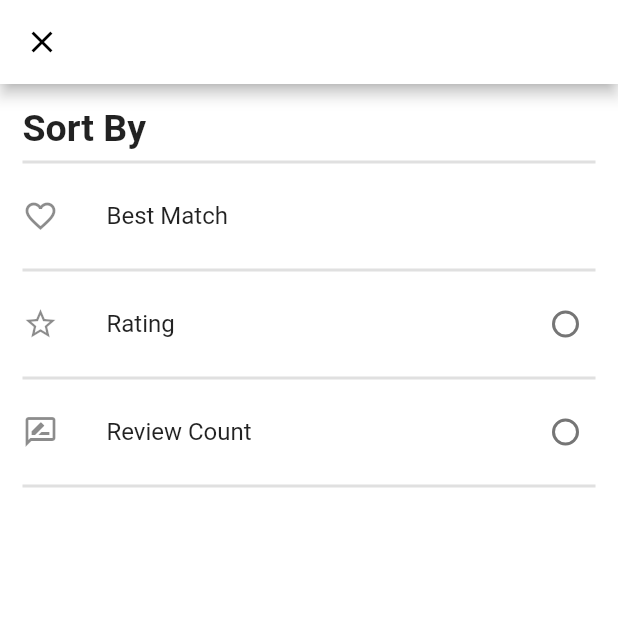
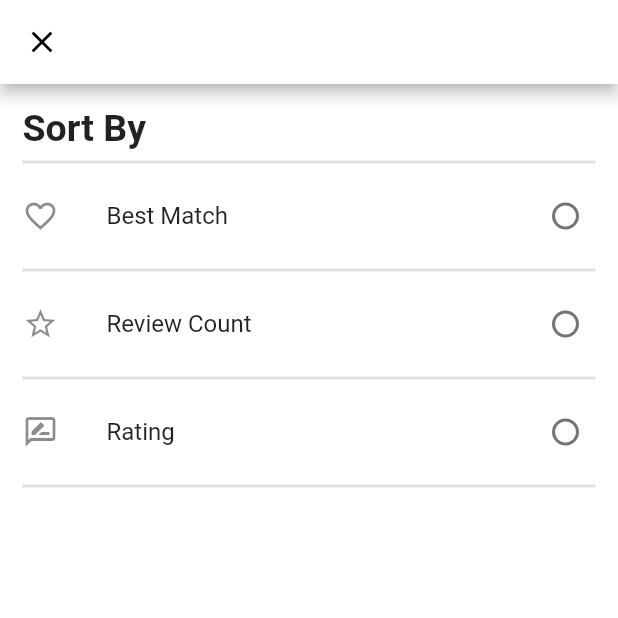
Before and after one commit to vanphuc1234/GrabApp, a Flutter app: the screen it shows after launch, after a tap on "Sort By", on a phone screen of 412 x 824 dp, the top half of it. Run offline on Flutter 3.47's test engine with Material 2 defaults, Android fonts, the phone set to English and light mode, and no system bars; our stand-ins replace bloc, flutter_bloc; network calls fail.

Commit message:
Fix sort flow

```diff
--- a/lib/cua_hang_gan_toi/cubit/cua_hang_gan_toi_bloc.dart
+++ b/lib/cua_hang_gan_toi/cubit/cua_hang_gan_toi_bloc.dart
@@ -5,13 +5,7 @@ import 'package:flutter_grab_app/repositories/cua_hang_repository.dart';
 
 import '../../models/cua_hang_listing_vm.dart';
 
-class CuaHangObserver extends BlocObserver {
-  @override
-  void onChange(BlocBase bloc, Change change) {
-    super.onChange(bloc, change);
-    debugPrint('${bloc.runtimeType} $change');
-  }
-}
+
 
 // class CuaHangGanToiCubit extends Cubit<List<CuaHangListingVm>> {
 //   CuaHangGanToiCubit() : super(dataMenu());
@@ -30,9 +24,10 @@ class LoadEvent extends CuaHangGanToiEvent {}
 
 class LoadMoreEvent extends CuaHangGanToiEvent {}
 
-class SortByReviewCountEvent extends CuaHangGanToiEvent {}
-
-class SortByRatingEvent extends CuaHangGanToiEvent {}
+class SortEvent extends CuaHangGanToiEvent {
+  int sortBy;
+  SortEvent({required this.sortBy});
+}
 
 class PullToRefreshEvent extends CuaHangGanToiEvent {}
 
@@ -44,20 +39,26 @@ class FavoriteEvent extends CuaHangGanToiEvent {
 abstract class CuaHangGanToiState {
   int currentPage = 0;
   List<CuaHangListingVm> cuaHangList = [];
-  bool isSelected = false;
+  int? sortBy;
+
+  String toString() {
+    return "cuaHangList: ${cuaHangList.length} sortBy: ${sortBy} currentPage: ${currentPage}";
+  }
 }
 
-class LoadingState extends CuaHangGanToiState {}
+class LoadingState extends CuaHangGanToiState {
+  int? sortBy;
+  int currentPage = 0;
+
+  LoadingState({this.sortBy});
+}
 
 class LoadedState extends CuaHangGanToiState {
   List<CuaHangListingVm> cuaHangList;
   int currentPage = 0;
+  int? sortBy;
 
-  LoadedState({required this.cuaHangList, required this.currentPage});
-}
-
-class IsSelectedState extends CuaHangGanToiState {
-  bool isSelected = false;
+  LoadedState({required this.cuaHangList, required this.currentPage, required this.sortBy});
 }
 
 class FailedToLoadState extends CuaHangGanToiState {
@@ -72,44 +73,40 @@ class CuaHangGanToiBloc extends Bloc<CuaHangGanToiEvent, CuaHangGanToiState> {
     on<PullToRefreshEvent>(_onLoadEvent);
     on<FavoriteEvent>(_onFavoriteEvent);
     on<LoadMoreEvent>(_onLoadMoreEvent);
-    on<SortByReviewCountEvent>(_onSortByReviewCountEvent);
-    on<SortByRatingEvent>(_onSortByRatingEvent);
+    on<SortEvent>(_onSortEvent);
   }
 
-  void _onSortByReviewCountEvent(
-      SortByReviewCountEvent event, Emitter<CuaHangGanToiState> emit) async {
-    state.isSelected = !state.isSelected;
-    emit(IsSelectedState());
-    emit(LoadingState());
+  void _onSortEvent(SortEvent event, Emitter<CuaHangGanToiState> emit) async {
+
+    state.sortBy = event.sortBy;
+    print('event.sortBy ${event.sortBy}');
+
+    emit(LoadingState(sortBy: state.sortBy));
     try {
-      final data = await _cuaHangRepository
-          .getCuaHangGanToiListByReviewCount(state.currentPage);
-      emit(LoadedState(
-          cuaHangList: data.cuaHangListing, currentPage: state.currentPage));
-    } catch (e) {
-      emit(FailedToLoadState(message: e.toString()));
-    }
-  }
+      final data = await _cuaHangRepository.getCuaHangGanToiListing(state);
+      CuaHangGanToiState newState = LoadedState(
+          cuaHangList: data.cuaHangListing,
+          currentPage: state.currentPage,
+          sortBy: state.sortBy
+        );
 
-  void _onSortByRatingEvent(event, Emitter<CuaHangGanToiState> emit) async {
-    emit(LoadingState());
-    try {
-      final data = await _cuaHangRepository
-          .getCuaHangGanToiListByRating(state.currentPage);
-      emit(LoadedState(
-          cuaHangList: data.cuaHangListing, currentPage: state.currentPage));
+      print("Test before emit: ${newState.toString()}");
+
+      emit(newState);
     } catch (e) {
       emit(FailedToLoadState(message: e.toString()));
     }
   }
 
   void _onLoadEvent(event, emit) async {
-    emit(LoadingState());
+    emit(LoadingState(sortBy: state.sortBy));
     try {
       final data =
-          await _cuaHangRepository.getCuaHangGanToiListing(state.currentPage);
+          await _cuaHangRepository.getCuaHangGanToiListing(state);
       emit(LoadedState(
-          cuaHangList: data.cuaHangListing, currentPage: state.currentPage));
+          cuaHangList: data.cuaHangListing,
+          currentPage: state.currentPage,
+          sortBy: state.sortBy));
     } catch (e) {
       emit(FailedToLoadState(message: e.toString()));
     }
@@ -118,10 +115,12 @@ class CuaHangGanToiBloc extends Bloc<CuaHangGanToiEvent, CuaHangGanToiState> {
   void _onLoadMoreEvent(event, emit) async {
     try {
       var page = state.currentPage + 1;
-      final data = await _cuaHangRepository.getCuaHangGanToiListing(page);
+      state.currentPage = page;
+      final data = await _cuaHangRepository.getCuaHangGanToiListing(state);
       var newCuaHangList = [...state.cuaHangList, ...data.cuaHangListing];
 
-      emit(LoadedState(cuaHangList: newCuaHangList, currentPage: page));
+      emit(LoadedState(cuaHangList: newCuaHangList, currentPage: page,
+          sortBy: state.sortBy));
     } catch (e) {
       emit(FailedToLoadState(message: e.toString()));
     }
@@ -136,6 +135,8 @@ class CuaHangGanToiBloc extends Bloc<CuaHangGanToiEvent, CuaHangGanToiState> {
     shop.is_liked = !shop.is_liked;
     debugPrint('isLiked = ${shop.is_liked}');
     emit(LoadedState(
-        cuaHangList: state.cuaHangList, currentPage: state.currentPage));
+        cuaHangList: state.cuaHangList,
+        currentPage: state.currentPage,
+        sortBy: state.sortBy));
   }
 }
--- a/lib/cua_hang_gan_toi/view_cua_hang_gan_toi/cua_hang_gan_toi_list_widget.dart
+++ b/lib/cua_hang_gan_toi/view_cua_hang_gan_toi/cua_hang_gan_toi_list_widget.dart
@@ -24,20 +24,17 @@ class CuaHangGanToiWidget extends StatelessWidget {
     Key? key,
   }) : super(key: key);
 
+
+
   @override
   Widget build(BuildContext context) {
-    return Scaffold(
-      body: SafeArea(
-        child: Column(
-          children: [
-            //header
-            const ProductHeaderWidget(),
-            //MenuBar
-            const ProductListBarWidget(),
-            //MainContent
-            Expanded(
-              child: BlocBuilder<CuaHangGanToiBloc, CuaHangGanToiState>(
+    return BlocBuilder<CuaHangGanToiBloc, CuaHangGanToiState>(
               builder: (context, state) {
+                return rebuildWidget(context, state);
+              });
+  }
+
+  Widget buildChild(context, CuaHangGanToiState state) {
     if (state is LoadingState) {
       return const Center(
         child: CircularProgressIndicator(),
@@ -68,9 +65,19 @@ class CuaHangGanToiWidget extends StatelessWidget {
           });
     }
     return Container();
-                },
-              ),
-            )
+  }
+
+  Widget rebuildWidget(BuildContext context, state) {
+    return Scaffold(
+      body: SafeArea(
+        child: Column(
+          children: [
+            //header
+            const ProductHeaderWidget(),
+            //MenuBar
+            ProductListBarWidget(),
+            //MainContent
+            Expanded(child: buildChild(context, state))
           ],
         ),
       ),
@@ -85,6 +92,7 @@ class CuaHangGanToiWidget extends StatelessWidget {
       ),
     );
   }
+
 }
 
 class KhuyenMai {
--- a/lib/cua_hang_gan_toi/view_cua_hang_gan_toi/popup_sort_by_widget.dart
+++ b/lib/cua_hang_gan_toi/view_cua_hang_gan_toi/popup_sort_by_widget.dart
@@ -2,21 +2,12 @@ import 'package:flutter/material.dart';
 import 'package:flutter_bloc/flutter_bloc.dart';
 import 'package:flutter_grab_app/cua_hang_gan_toi/cubit/cua_hang_gan_toi_bloc.dart';
 
-class PopUpFilterWidget extends StatefulWidget {
-  const PopUpFilterWidget({Key? key}) : super(key: key);
+class PopUpFilterWidget extends StatelessWidget {
+  var groupValue = 0;
+  PopUpFilterWidget({Key? key}) : super(key: key);
 
-  @override
-  State<PopUpFilterWidget> createState() => _PopUpFilterWidgetState();
-}
-
-class _PopUpFilterWidgetState extends State<PopUpFilterWidget> {
-  List<int> listValue = [0, 1, 2];
-  var groupValue = 0;
-  bool selectedRating = false;
-  bool selectedReviewCount = false;
-
-  @override
-  Widget build(BuildContext context) {
+  Widget buildSortWidgets(context, CuaHangGanToiState state) {
+    print('Check: ${state.sortBy}');
     return SafeArea(
       child: Scaffold(
         appBar: AppBar(
@@ -39,52 +30,41 @@ class _PopUpFilterWidgetState extends State<PopUpFilterWidget> {
               RadioListTile(
                 title: const Text('Best Match'),
                 contentPadding: const EdgeInsets.all(0),
-                value: listValue[0],
-                groupValue: groupValue,
+                value: 1,
+                groupValue: state.sortBy,
                 onChanged: (value) {
-                  setState(() {
-                    groupValue = value as int;
-                  });
-                  BlocProvider.of<CuaHangGanToiBloc>(context).add(LoadEvent());
+                  BlocProvider.of<CuaHangGanToiBloc>(context).add(SortEvent(sortBy: 1));
+                  Navigator.pop(context);
                 },
+                selected: state.sortBy == 1,
                 secondary: const Icon(Icons.favorite_border_outlined),
+                controlAffinity: ListTileControlAffinity.trailing,
+              ),
+              const Divider(thickness: 2),
+              RadioListTile(
+                title: const Text('Review Count'),
+                contentPadding: const EdgeInsets.all(0),
+                value: 2,
+                groupValue: state.sortBy,
+                onChanged: (value) {
+                  BlocProvider.of<CuaHangGanToiBloc>(context).add(SortEvent(sortBy: 2));
+                  Navigator.pop(context);
+                },
+                selected: state.sortBy == 2,
+                secondary: const Icon(Icons.star_border),
                 controlAffinity: ListTileControlAffinity.trailing,
               ),
               const Divider(thickness: 2),
               RadioListTile(
                 title: const Text('Rating'),
                 contentPadding: const EdgeInsets.all(0),
-                value: listValue[1],
-                groupValue: groupValue,
+                value: 3,
+                groupValue: state.sortBy,
                 onChanged: (value) {
-                  setState(() {
-                    groupValue = value as int;
-                    selectedReviewCount = false;
-                    selectedRating = true;
-                  });
-                  BlocProvider.of<CuaHangGanToiBloc>(context)
-                      .add(SortByRatingEvent());
+                  BlocProvider.of<CuaHangGanToiBloc>(context).add(SortEvent(sortBy: 3));
+                  Navigator.pop(context);
                 },
-                selected: selectedRating,
-                secondary: const Icon(Icons.star_border),
-                controlAffinity: ListTileControlAffinity.trailing,
-              ),
-              const Divider(thickness: 2),
-              RadioListTile(
-                title: const Text('Review Count'),
-                contentPadding: const EdgeInsets.all(0),
-                value: listValue[2],
-                groupValue: groupValue,
-                onChanged: (value) {
-                  setState(() {
-                    groupValue = value as int;
-                    selectedReviewCount = true;
-                    selectedRating = false;
-                  });
-                  BlocProvider.of<CuaHangGanToiBloc>(context)
-                      .add(SortByReviewCountEvent());
-                },
-                selected: selectedReviewCount,
+                selected: state.sortBy == 3,
                 secondary: const Icon(Icons.rate_review_outlined),
                 controlAffinity: ListTileControlAffinity.trailing,
               ),
@@ -95,4 +75,12 @@ class _PopUpFilterWidgetState extends State<PopUpFilterWidget> {
       ),
     );
   }
+
+  @override
+  Widget build(BuildContext context) {
+    return BlocBuilder<CuaHangGanToiBloc, CuaHangGanToiState>(
+                builder: (context, state) {
+                  return buildSortWidgets(context, state);
+                });
+  }
 }
--- a/lib/main.dart
+++ b/lib/main.dart
@@ -7,10 +7,12 @@ import 'package:flutter_grab_app/chi_tiet_cua_hang_cubit.dart';
 import 'package:flutter_grab_app/cua_hang_gan_toi/cubit/cua_hang_gan_toi_bloc.dart';
 import 'package:flutter_grab_app/nav_cubit.dart';
 
+import 'SimpleBlocObserver.dart';
+
 void main() {
   BlocOverrides.runZoned(
     () => runApp(const MyApp()),
-    blocObserver: CuaHangObserver(),
+    blocObserver: SimpleBlocObserver(),
   );
 }
 
--- a/lib/repositories/cua_hang_repository.dart
+++ b/lib/repositories/cua_hang_repository.dart
@@ -2,6 +2,7 @@ import 'dart:convert';
 
 import 'package:http/http.dart' as http;
 
+import '../cua_hang_gan_toi/cubit/cua_hang_gan_toi_bloc.dart';
 import '../models/chi_tiet_cua_hang_vm.dart';
 import '../models/cua_hang_listing_vm.dart';
 
@@ -10,16 +11,35 @@ class CuaHangRepository {
   final client = http.Client();
 
   Future<CuaHangListingResponse> getCuaHangGanToiListing(
-      int currentPage) async {
+      CuaHangGanToiState state) async {
+
+    String? sortByStr;
+
     final queryParameters = {
       // 'term': 'coffee',
       'latitude': '37.786882',
       'longitude': '-122.399972',
       'limit': '15',
-      'offset': currentPage.toString(),
+      'offset': (state.currentPage * 15).toString() ,
     };
 
+    print('state ${state.toString()}');
+
+    if (state.sortBy == 1) {
+      sortByStr = 'best_match';
+    } else if (state.sortBy == 2) {
+      sortByStr = 'review_count';
+    } else if (state.sortBy == 3) {
+      sortByStr = 'rating';
+    }
+
+    if (sortByStr != null) {
+      queryParameters['sort_by'] = sortByStr;
+    }
+
     final uri = Uri.https(baseUrl, '/v3/businesses/search', queryParameters);
+
+    print('Requesting to ${uri}');
 
     final headers = {
       'Authorization':
@@ -47,51 +67,4 @@ class CuaHangRepository {
     }
   }
 
-  Future<CuaHangListingResponse> getCuaHangGanToiListByReviewCount(
-      int currentPage) async {
-    final queryParameters = {
-      // 'term': 'coffee',
-      'latitude': '37.786882',
-      'longitude': '-122.399972',
-      'sort_by': 'review_count',
-      'limit': '15',
-      'offset': currentPage.toString(),
-    };
-
-    final uri = Uri.https(baseUrl, '/v3/businesses/search', queryParameters);
-
-    final headers = {
-      'Authorization':
-          'Bearer YEx3jrT6Bx5ybkLEbqawmR8y4HQs6dJ4pipIV4P-uQHWQ6LJQ8YI3enZt2NDDgeOxEGhYk95BjzWOeTlugvNAzF8muwvu-6ECUJXkHEPLmiosaKotFHxcekkt-DCYnYx'
-    };
-
-    final response = await client.get(uri, headers: headers);
-    final json = jsonDecode(response.body);
-
-    return CuaHangListingResponse.fromJson(json);
-  }
-
-  Future<CuaHangListingResponse> getCuaHangGanToiListByRating(
-      int currentPage) async {
-    final queryParameters = {
-      // 'term': 'coffee',
-      'latitude': '37.786882',
-      'longitude': '-122.399972',
-      'sort_by': 'rating',
-      'limit': '15',
-      'offset': currentPage.toString(),
-    };
-
-    final uri = Uri.https(baseUrl, '/v3/businesses/search', queryParameters);
-
-    final headers = {
-      'Authorization':
-          'Bearer YEx3jrT6Bx5ybkLEbqawmR8y4HQs6dJ4pipIV4P-uQHWQ6LJQ8YI3enZt2NDDgeOxEGhYk95BjzWOeTlugvNAzF8muwvu-6ECUJXkHEPLmiosaKotFHxcekkt-DCYnYx'
-    };
-
-    final response = await client.get(uri, headers: headers);
-    final json = jsonDecode(response.body);
-
-    return CuaHangListingResponse.fromJson(json);
-  }
 }
--- a/lib/views/products_header_widget.dart
+++ b/lib/views/products_header_widget.dart
@@ -7,8 +7,7 @@ class ProductHeaderWidget extends StatelessWidget {
   Widget build(BuildContext context) {
     return Container(
       // color: Colors.green,
-      alignment: Alignment.bottomLeft,
-      height: 100,
+      alignment: Alignment.centerLeft,
       child: Padding(
         padding: const EdgeInsets.all(10),
         child: Column(
--- a/lib/views/products_list_bar_widget.dart
+++ b/lib/views/products_list_bar_widget.dart
@@ -4,14 +4,9 @@ import 'package:flutter_grab_app/cua_hang_gan_toi/cubit/cua_hang_gan_toi_bloc.da
 
 import '../cua_hang_gan_toi/view_cua_hang_gan_toi/popup_sort_by_widget.dart';
 
-class ProductListBarWidget extends StatefulWidget {
-  const ProductListBarWidget({Key? key}) : super(key: key);
+class ProductListBarWidget extends StatelessWidget {
+  ProductListBarWidget({Key? key}) : super(key: key);
 
-  @override
-  State<ProductListBarWidget> createState() => _ProductListBarWidgetState();
-}
-
-class _ProductListBarWidgetState extends State<ProductListBarWidget> {
   @override
   Widget build(BuildContext context) {
     return Container(
@@ -30,7 +25,7 @@ class _ProductListBarWidgetState extends State<ProductListBarWidget> {
             margin: const EdgeInsets.only(right: 10),
             child: ActionChip(
                 onPressed: () {
-                  _openDialog();
+                  _openDialog(context);
                 },
                 backgroundColor: Colors.white,
                 side: const BorderSide(color: Colors.black12, width: 1),
@@ -44,81 +39,35 @@ class _ProductListBarWidgetState extends State<ProductListBarWidget> {
                   ),
                 )),
           ),
-          Container(
-            margin: const EdgeInsets.only(right: 10),
-            child: ActionChip(
-              label: const Text(
-                'Best Match',
-                style: TextStyle(
-                  color: Colors.black,
-                  fontSize: 13,
-                  fontWeight: FontWeight.w400,
-                  overflow: TextOverflow.ellipsis,
-                ),
-              ),
-              onPressed: () {
-                BlocProvider.of<CuaHangGanToiBloc>(context).add(LoadEvent());
-              },
-              backgroundColor: Colors.white,
-              side: const BorderSide(color: Colors.black12, width: 1),
-
-              // ignore: prefer_const_constructors
-            ),
-          ),
-          SortByModel(
-              name: 'Review Count',
-              event1: SortByReviewCountEvent(),
-              event2: LoadEvent()),
-          SortByModel(
-            name: 'Rating',
-            event1: SortByRatingEvent(),
-            event2: LoadEvent(),
-          ),
+          SortByModel(name: 'Best matched', sortByValue: 1),
+          SortByModel(name: 'Review Count', sortByValue: 2),
+          SortByModel(name: 'Rating', sortByValue: 3),
         ],
       ),
     );
   }
 
-  void _openDialog() async {
-    var selected = await Navigator.of(context).push(MaterialPageRoute<String>(
+  void _openDialog(context) async {
+    await Navigator.of(context).push(MaterialPageRoute<String>(
         builder: (BuildContext context) {
-          return const PopUpFilterWidget();
+          return PopUpFilterWidget();
         },
         fullscreenDialog: true));
-    if (selected != null) {
-      setState(() {
-        selected = selected;
-      });
-    }
   }
 }
 
-class SortByModel extends StatefulWidget {
+class SortByModel extends StatelessWidget {
   String name = '';
-  var event1;
-  var event2;
+  int? sortByValue;
 
-  SortByModel(
-      {Key? key,
-      required this.name,
-      required this.event1,
-      required this.event2})
-      : super(key: key);
+  SortByModel({required this.name, required this.sortByValue, Key? key}) : super(key: key);
 
-  @override
-  State<SortByModel> createState() => _SortByModelState();
-}
-
-class _SortByModelState extends State<SortByModel> {
-  bool isSelected = IsSelectedState().isSelected;
-
-  @override
-  Widget build(BuildContext context) {
+  Widget buildSortByPanel(context, CuaHangGanToiState state) {
     return Container(
       margin: const EdgeInsets.only(right: 10),
       child: ActionChip(
         label: Text(
-          widget.name,
+          name,
           style: const TextStyle(
             color: Colors.black,
             fontSize: 13,
@@ -127,17 +76,20 @@ class _SortByModelState extends State<SortByModel> {
           ),
         ),
         onPressed: () {
-          setState(() {
-            isSelected = !isSelected;
-          });
-
-          isSelected
-              ? BlocProvider.of<CuaHangGanToiBloc>(context).add(widget.event1)
-              : BlocProvider.of<CuaHangGanToiBloc>(context).add(widget.event2);
+           BlocProvider.of<CuaHangGanToiBloc>(context).add(SortEvent(sortBy: sortByValue!));
         },
-        backgroundColor: isSelected ? Colors.green[400] : Colors.white,
+        backgroundColor: state.sortBy == sortByValue ? Colors.green[400] : Colors.white,
         side: const BorderSide(color: Colors.black12, width: 1),
       ),
     );
   }
+
+  @override
+  Widget build(BuildContext context) {
+    return BlocBuilder<CuaHangGanToiBloc, CuaHangGanToiState>(
+                builder: (context, state) {
+                  print('Rebuild listing bar ${state.sortBy}');
+                  return buildSortByPanel(context, state);
+                });
+  }
 }
```
Also changed, not shown: lib/SimpleBlocObserver.dart (added, +23 -0 lines). Lines whose indentation alone changed are shown as unchanged.
